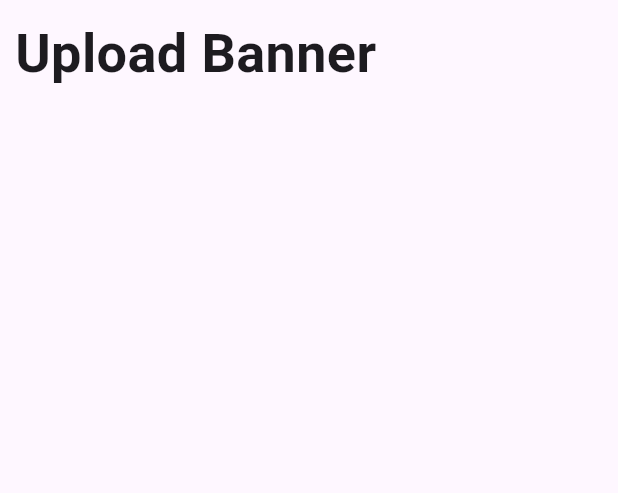
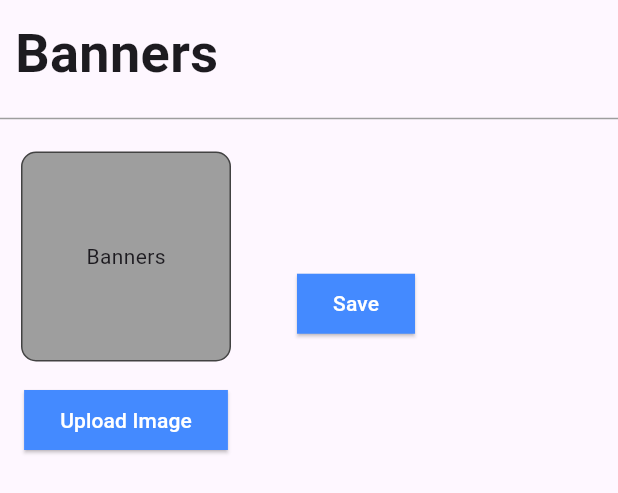
Before and after one commit to Md-LatifurRatul/multi-store-app-web-admin, a Flutter app: the UploadBannerScreen widget shown alone on an empty page, opened directly, on a phone screen of 412 x 824 dp. Shown: the top 493 px of the screen. Run offline on Flutter 3.47's test engine with Material 3 defaults, Android fonts, the phone set to English and light mode, and no system bars; our stand-ins replace cloud_firestore, file_picker, firebase_core, flutter_easyloading, supabase_flutter; missing offline and left inert: flutter_admin_scaffold; accounts and stored records are empty; statements that could not run were skipped.

Commit message:
upload banner, saving cloud

```diff
--- a/analysis_options.yaml
+++ b/analysis_options.yaml
@@ -10,6 +10,8 @@
 analyzer:
   errors:
     unnecessary_string_escapes: ignore
+    avoid_print: ignore
+    use_build_context_synchronously: ignore
 include: package:flutter_lints/flutter.yaml
 
 linter:
--- a/lib/app.dart
+++ b/lib/app.dart
@@ -1,5 +1,6 @@
 import 'package:ecom_multi_store_web_admin/views/screens/web_admin_main_page.dart';
 import 'package:flutter/material.dart';
+import 'package:flutter_easyloading/flutter_easyloading.dart';
 
 class WebAdminApp extends StatelessWidget {
   const WebAdminApp({super.key});
@@ -12,6 +13,7 @@ class WebAdminApp extends StatelessWidget {
         useMaterial3: true,
       ),
       home: const WebAdminMainPage(),
+      builder: EasyLoading.init(),
     );
   }
 }
--- a/lib/main.dart
+++ b/lib/main.dart
@@ -7,8 +7,8 @@ import 'package:supabase_flutter/supabase_flutter.dart';
 Future<void> main() async {
   WidgetsFlutterBinding.ensureInitialized();
   const supabaseUrl = 'https://dlwyusfsdjvmermvdjfy.supabase.co';
-  const supabaseKey = String.fromEnvironment(
-      'eyJhbGciOiJIUzI1NiIsInR5cCI6IkpXVCJ9.eyJpc3MiOiJzdXBhYmFzZSIsInJlZiI6ImRsd3l1c2ZzZGp2bWVybXZkamZ5Iiwicm9sZSI6ImFub24iLCJpYXQiOjE3MzYwMDY0MzgsImV4cCI6MjA1MTU4MjQzOH0.op1GJRybQ9cOKMlBZXeaGrE9UtQsVTcF8HLlvRYU1kE');
+  const supabaseKey =
+      'eyJhbGciOiJIUzI1NiIsInR5cCI6IkpXVCJ9.eyJpc3MiOiJzdXBhYmFzZSIsInJlZiI6ImRsd3l1c2ZzZGp2bWVybXZkamZ5Iiwicm9sZSI6ImFub24iLCJpYXQiOjE3MzYwMDY0MzgsImV4cCI6MjA1MTU4MjQzOH0.op1GJRybQ9cOKMlBZXeaGrE9UtQsVTcF8HLlvRYU1kE';
   await Firebase.initializeApp(
     options: DefaultFirebaseOptions.currentPlatform,
   );
--- a/lib/views/screens/side_bar_screen/upload_banner_screen.dart
+++ b/lib/views/screens/side_bar_screen/upload_banner_screen.dart
@@ -1,23 +1,150 @@
+import 'dart:typed_data';
+
+import 'package:cloud_firestore/cloud_firestore.dart';
+import 'package:ecom_multi_store_web_admin/views/screens/widgets/banner_button.dart';
+import 'package:file_picker/file_picker.dart';
 import 'package:flutter/material.dart';
+import 'package:flutter_easyloading/flutter_easyloading.dart';
+import 'package:supabase_flutter/supabase_flutter.dart';
 
-class UploadBannerScreen extends StatelessWidget {
+class UploadBannerScreen extends StatefulWidget {
   const UploadBannerScreen({super.key});
   static const String routeName = '\UploadBannerScreen';
 
   @override
+  State<UploadBannerScreen> createState() => _UploadBannerScreenState();
+}
+
+class _UploadBannerScreenState extends State<UploadBannerScreen> {
+  dynamic _image;
+  String? fileName;
+
+  final SupabaseClient _supabase = Supabase.instance.client;
+
+  final FirebaseFirestore _firestore = FirebaseFirestore.instance;
+
+  Future<void> pickImage() async {
+    FilePickerResult? result = await FilePicker.platform.pickFiles(
+      allowMultiple: false,
+      type: FileType.image,
+    );
+
+    if (result != null) {
+      _image = result.files.first.bytes;
+      fileName = result.files.first.name;
+      setState(() {});
+    }
+  }
+
+  Future<String?> _uploadFile(Uint8List image) async {
+    try {
+      if (image.isEmpty) {
+        throw 'Image data is empty';
+      }
+
+      final String path = 'Banners/$fileName';
+
+      await _supabase.storage.from('storage_bucket').uploadBinary(
+            path,
+            image,
+          );
+
+      final fileUrl =
+          _supabase.storage.from('storage_bucket').getPublicUrl(path);
+      // print(fileUrl);
+
+      return fileUrl;
+    } catch (e) {
+      if (mounted) {
+        ScaffoldMessenger.of(context).showSnackBar(
+          SnackBar(content: Text('An error occurred: $e')),
+        );
+      }
+    }
+    return null;
+  }
+
+  Future _uploadToFireStore() async {
+    String? imageUrl = await _uploadFile(_image);
+    EasyLoading.show();
+
+    if (imageUrl != null) {
+      await _firestore.collection('banners').doc(fileName).set({
+        'image': imageUrl,
+      }).whenComplete(() {
+        EasyLoading.dismiss();
+        _image = null;
+        setState(() {});
+      });
+    }
+  }
+
+  @override
   Widget build(BuildContext context) {
     return SingleChildScrollView(
-      child: Container(
+      child: Column(
+        children: [
+          Container(
             alignment: Alignment.topLeft,
             padding: const EdgeInsets.all(10),
             child: const Text(
-          'Upload Banner',
+              'Banners',
               style: TextStyle(
                 fontWeight: FontWeight.w700,
                 fontSize: 36,
               ),
             ),
           ),
+          const Divider(
+            color: Colors.grey,
+          ),
+          Row(
+            children: [
+              Padding(
+                padding: const EdgeInsets.all(14.0),
+                child: Column(
+                  children: [
+                    Container(
+                      height: 140,
+                      width: 140,
+                      decoration: BoxDecoration(
+                          color: Colors.grey.shade500,
+                          border: Border.all(color: Colors.grey.shade800),
+                          borderRadius: BorderRadius.circular(10)),
+                      child: _image != null
+                          ? Image.memory(
+                              _image,
+                              fit: BoxFit.cover,
+                            )
+                          : const Center(
+                              child: Text('Banners'),
+                            ),
+                    ),
+                    const SizedBox(
+                      height: 15,
+                    ),
+                    BannerButton(
+                      text: 'Upload Image',
+                      onPressed: () {
+                        pickImage();
+                      },
+                    ),
+                  ],
+                ),
+              ),
+              const SizedBox(
+                width: 30,
+              ),
+              BannerButton(
+                text: 'Save',
+                onPressed: () {
+                  _uploadToFireStore();
+                },
+              ),
+            ],
+          ),
+        ],
+      ),
     );
   }
 }
--- /dev/null
+++ b/lib/views/screens/widgets/banner_button.dart
@@ -0,0 +1,26 @@
+import 'package:flutter/material.dart';
+
+class BannerButton extends StatelessWidget {
+  final String text;
+  final void Function()? onPressed;
+  const BannerButton({
+    super.key,
+    required this.text,
+    required this.onPressed,
+  });
+
+  @override
+  Widget build(BuildContext context) {
+    return ElevatedButton(
+      style: ElevatedButton.styleFrom(
+        shape: const RoundedRectangleBorder(),
+        backgroundColor: Colors.blueAccent,
+      ),
+      onPressed: onPressed,
+      child: Text(
+        text,
+        style: const TextStyle(color: Colors.white),
+      ),
+    );
+  }
+}
--- a/pubspec.yaml
+++ b/pubspec.yaml
@@ -23,6 +23,8 @@ dependencies:
   cloud_firestore: ^5.6.1
   supabase_flutter: ^2.8.3
   flutter_admin_scaffold: ^1.4.0
+  file_picker: ^8.1.7
+  flutter_easyloading: ^3.0.5
 
 dev_dependencies:
   flutter_test:
```
Also changed, not shown: pubspec.lock. Lines whose indentation alone changed are shown as unchanged.
